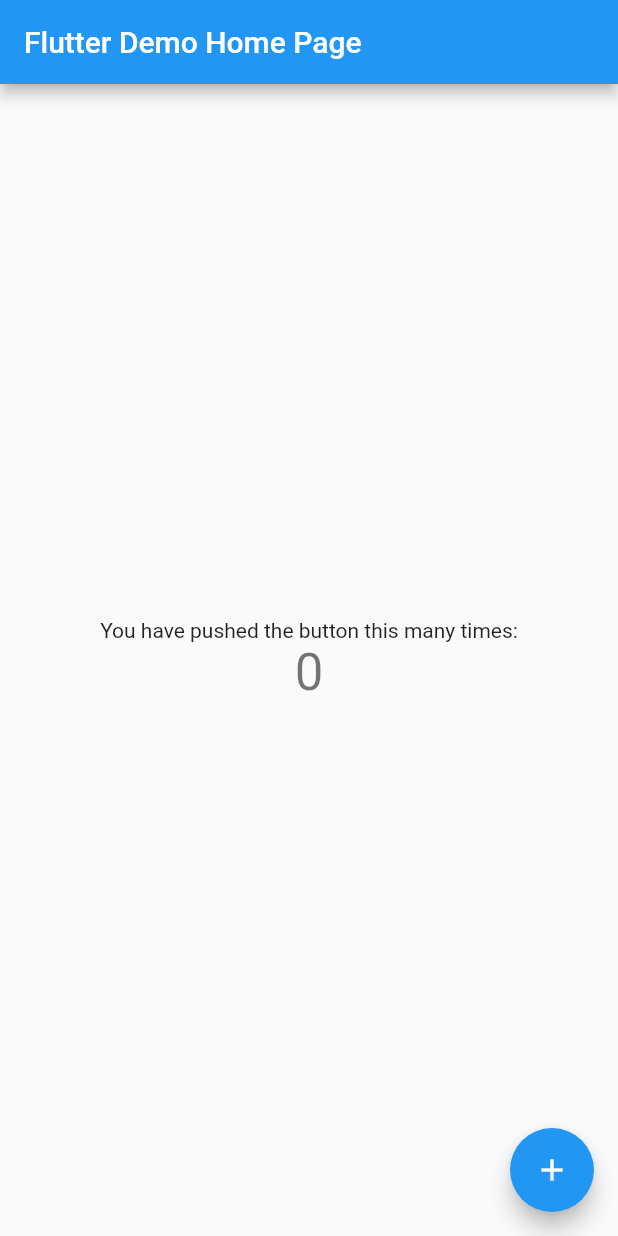
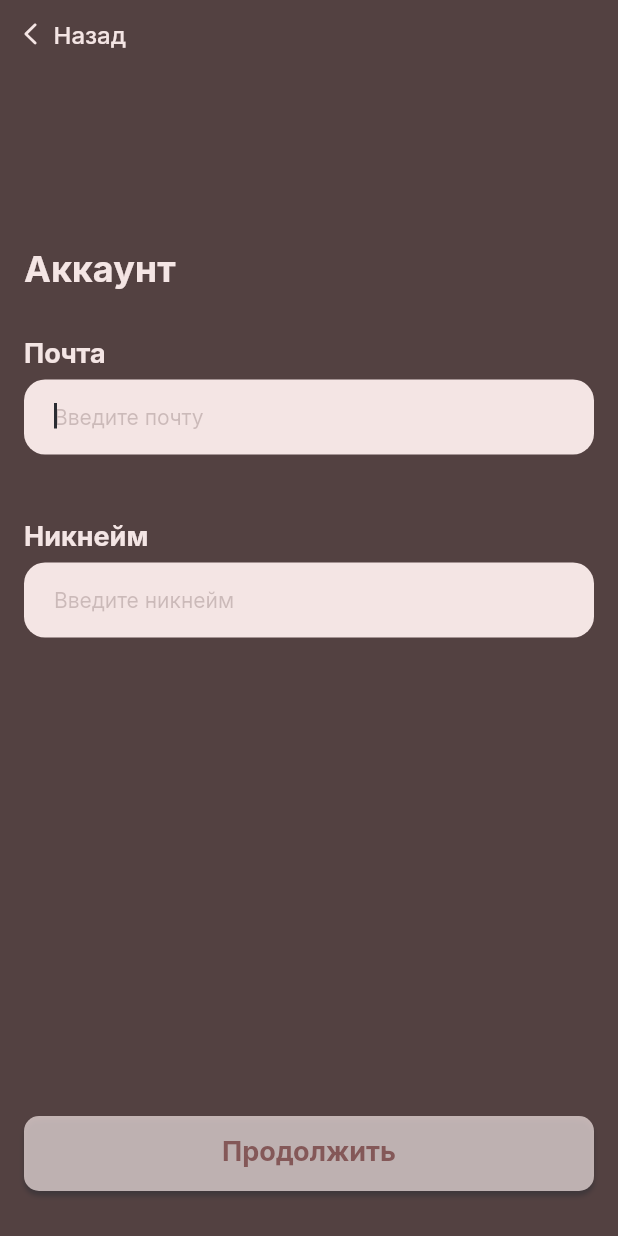
Before and after one commit to Sugarhl/CursedWork, a Flutter app: the screen it shows after launch, on a phone screen of 412 x 824 dp. Run offline on Flutter 3.47's test engine with Material 2 defaults, Android fonts, the phone set to English and light mode, and no system bars; our stand-ins replace flutter_svg, google_fonts, mask_text_input_formatter; project files that could hold a hidden picture were left out.

Commit message:
base widget and first register page

```diff
--- a/analysis_options.yaml
+++ b/analysis_options.yaml
@@ -12,7 +12,7 @@ linter:
     - avoid_annotating_with_dynamic
     - avoid_bool_literals_in_conditional_expressions
     - avoid_catching_errors
-    - avoid_classes_with_only_static_members
+#    - avoid_classes_with_only_static_members
     - avoid_double_and_int_checks
     - avoid_dynamic_calls
     - avoid_empty_else
--- a/lib/main.dart
+++ b/lib/main.dart
@@ -1,3 +1,4 @@
+import 'package:cursed_work/pages/registration/account_page.dart';
 import 'package:flutter/material.dart';
 
 void main() {
@@ -7,71 +8,16 @@ void main() {
 class MyApp extends StatelessWidget {
   const MyApp({Key? key}) : super(key: key);
 
-  // This widget is the root of your application.
+  // final _appRouter = AppRouter();
+
   @override
   Widget build(BuildContext context) {
     return MaterialApp(
       title: 'Flutter Demo',
       theme: ThemeData(
-        // This is the theme of your application.
-        //
-        // Try running your application with "flutter run". You'll see the
-        // application has a blue toolbar. Then, without quitting the app, try
-        // changing the primarySwatch below to Colors.green and then invoke
-        // "hot reload" (press "r" in the console where you ran "flutter run",
-        // or simply save your changes to "hot reload" in a Flutter IDE).
-        // Notice that the counter didn't reset back to zero; the application
-        // is not restarted.
         primarySwatch: Colors.blue,
       ),
-      home: const MyHomePage(title: 'Flutter Demo Home Page'),
+      home: const AccountPage(),
     );
   }
 }
-
-class MyHomePage extends StatefulWidget {
-  const MyHomePage({Key? key, required this.title}) : super(key: key);
-
-  final String title;
-
-  @override
-  State<MyHomePage> createState() => _MyHomePageState();
-}
-
-class _MyHomePageState extends State<MyHomePage> {
-  int _counter = 0;
-
-  void _incrementCounter() {
-    setState(() {
-      _counter++;
-    });
-  }
-
-  @override
-  Widget build(BuildContext context) {
-    return Scaffold(
-      appBar: AppBar(
-        title: Text(widget.title),
-      ),
-      body: Center(
-        child: Column(
-          mainAxisAlignment: MainAxisAlignment.center,
-          children: <Widget>[
-            const Text(
-              'You have pushed the button this many times:',
-            ),
-            Text(
-              '$_counter',
-              style: Theme.of(context).textTheme.headline4,
-            ),
-          ],
-        ),
-      ),
-      floatingActionButton: FloatingActionButton(
-        onPressed: _incrementCounter,
-        tooltip: 'Increment',
-        child: const Icon(Icons.add),
-      ),
-    );
-  }
-}
--- a/lib/pages/registration/account_page.dart
+++ b/lib/pages/registration/account_page.dart
@@ -0,0 +1,75 @@
+import 'package:cursed_work/utils/ui_kit.dart';
+import 'package:cursed_work/widgets/input_field.dart';
+import 'package:cursed_work/widgets/main_button.dart';
+import 'package:cursed_work/widgets/top_bar.dart';
+import 'package:flutter/material.dart';
+
+class AccountPage extends StatefulWidget {
+  const AccountPage({Key? key}) : super(key: key);
+
+  @override
+  AccountPageState createState() => AccountPageState();
+}
+
+class AccountPageState extends State<AccountPage> {
+  TextEditingController emailController = TextEditingController();
+  TextEditingController nicknameController = TextEditingController();
+
+  @override
+  void initState() {
+    super.initState();
+  }
+
+  @override
+  Widget build(BuildContext context) {
+    return Scaffold(
+      backgroundColor: AppColors.dark,
+      body: SafeArea(
+        child: Padding(
+          padding: const EdgeInsets.symmetric(horizontal: 16),
+          child: Column(
+            mainAxisSize: MainAxisSize.min,
+            crossAxisAlignment: CrossAxisAlignment.start,
+            children: [
+              TopBar(leftAction: () {}),
+              const SizedBox(height: 113),
+              Text('Аккаунт', style: AppTextStyles.heading2()),
+              const SizedBox(height: 34),
+              InputField(
+                label: 'Почта',
+                hintText: 'Введите почту',
+                controller: emailController,
+                focus: true,
+                onChanged: (s) {
+                  setState(() {});
+                },
+              ),
+              const SizedBox(height: 47),
+              InputField(
+                label: 'Никнейм',
+                hintText: 'Введите никнейм',
+                controller: nicknameController,
+                focus: true,
+                onChanged: (s) {
+                  setState(() {});
+                },
+              ),
+              const Spacer(),
+              AppButton(
+                onTap: () async {
+                  // if (controller.text.isNotEmpty) {
+                  //   settings.initProfile();
+                  //   await context.navigateTo(UserPreferencesRouter());
+                  // }
+                },
+                unlocked: emailController.text.isNotEmpty &&
+                    nicknameController.text.isNotEmpty,
+              ),
+              const SizedBox(height: 30),
+            ],
+          ),
+        ),
+      ),
+    );
+  }
+}
--- /dev/null
+++ b/lib/utils/bound.dart
@@ -0,0 +1,6 @@
+final DateTime leftBound = DateTime(1970);
+final DateTime rightBound = DateTime(
+  DateTime.now().year - 14,
+  DateTime.now().month,
+  DateTime.now().day,
+);
--- /dev/null
+++ b/lib/utils/ui_kit.dart
@@ -0,0 +1,132 @@
+import 'package:flutter/material.dart';
+import 'package:google_fonts/google_fonts.dart';
+
+abstract class AppTextStyles {
+  static TextStyle heading1({
+    double fontSize = 36.0,
+    FontWeight fontWeight = FontWeight.w700,
+    double height = 43.57 / 36.0,
+    Color color = const Color(0xff2B2D33),
+  }) =>
+      GoogleFonts.inter(
+        fontSize: fontSize,
+        fontWeight: fontWeight,
+        height: height,
+        color: color,
+      );
+
+  static TextStyle heading2({
+    double fontSize = 24.0,
+    FontWeight fontWeight = FontWeight.w700,
+    double height = 29.05 / 24.0,
+    Color color = AppColors.light,
+  }) =>
+      GoogleFonts.inter(
+        fontSize: fontSize,
+        fontWeight: fontWeight,
+        height: height,
+        color: color,
+      );
+
+  static TextStyle button1({
+    double fontSize = 18.0,
+    FontWeight fontWeight = FontWeight.w700,
+    double height = 18.0 / 18.0,
+    Color color = const Color(0xff2B2D33),
+  }) =>
+      GoogleFonts.inter(
+        fontSize: fontSize,
+        fontWeight: fontWeight,
+        height: height,
+        color: color,
+      );
+
+  static TextStyle bigText({
+    double fontSize = 18.0,
+    FontWeight fontWeight = FontWeight.w400,
+    double height = 18.0 / 18.0,
+    Color color = const Color(0xff2B2D33),
+  }) =>
+      GoogleFonts.inter(
+        fontSize: fontSize,
+        fontWeight: fontWeight,
+        height: height,
+        color: color,
+      );
+
+  static TextStyle button2({
+    double fontSize = 16.0,
+    FontWeight fontWeight = FontWeight.w500,
+    double height = 19.36 / 16.0,
+    Color color = AppColors.light,
+  }) =>
+      GoogleFonts.inter(
+        fontSize: fontSize,
+        fontWeight: fontWeight,
+        height: height,
+        color: color,
+      );
+
+  static TextStyle mainText({
+    double fontSize = 14.0,
+    FontWeight fontWeight = FontWeight.w400,
+    double height = 16.94 / 14.0,
+    Color color = const Color(0xff2B2D33),
+  }) =>
+      GoogleFonts.inter(
+        fontSize: fontSize,
+        fontWeight: fontWeight,
+        height: height,
+        color: color,
+      );
+
+  static TextStyle smallText({
+    double fontSize = 12.0,
+    FontWeight fontWeight = FontWeight.w500,
+    double height = 14.52 / 12.0,
+    Color color = const Color(0xff2B2D33),
+  }) =>
+      GoogleFonts.inter(
+        fontSize: fontSize,
+        fontWeight: fontWeight,
+        height: height,
+        color: color,
+      );
+
+  static TextStyle input({
+    double fontSize = 12.0,
+    FontWeight fontWeight = FontWeight.w400,
+    double height = 14.52 / 12.0,
+    Color color = const Color(0xff2B2D33),
+  }) =>
+      GoogleFonts.inter(
+        fontSize: fontSize,
+        fontWeight: fontWeight,
+        height: height,
+        color: color,
+      );
+
+  static TextStyle inter({
+    double fontSize = 10.0,
+    FontWeight fontWeight = FontWeight.w400,
+    double height = 12.1 / 10,
+    Color color = const Color(0xff2B2D33),
+  }) =>
+      GoogleFonts.inter(
+        fontSize: fontSize,
+        fontWeight: fontWeight,
+        height: height,
+        color: color,
+      );
+}
+
+abstract class AppColors {
+  static const Color light = Color(0xffF4E5E4);
+  static const Color white = Color(0xffFFFFFF);
+  static const Color red = Color(0xff845858);
+  static const Color dark = Color(0xff534141);
+  static const Color hintText = Color(0x445C4343);
+  static const Color black = Color(0xff2B2D33);
+  static const Color orange = Color(0xffEB916B);
+// static const Color cardShadow = Color(0x40003482);
+}
--- /dev/null
+++ b/lib/widgets/input_field.dart
@@ -0,0 +1,133 @@
+import 'package:cursed_work/utils/bound.dart';
+import 'package:cursed_work/utils/ui_kit.dart';
+import 'package:flutter/material.dart';
+import 'package:flutter/services.dart';
+import 'package:flutter_svg/svg.dart';
+import 'package:intl/intl.dart';
+import 'package:mask_text_input_formatter/mask_text_input_formatter.dart';
+
+class InputField extends StatelessWidget {
+  InputField({
+    required this.label,
+    required this.hintText,
+    required this.controller,
+    this.focus = false,
+    this.onChanged,
+    Key? key,
+    this.height,
+    this.contentPadding,
+    this.keyboardType,
+    this.inputFormatters,
+    this.enabled = true,
+    this.datePicker = false,
+    this.errorString,
+  }) : super(key: key);
+
+  final String label;
+  final String? errorString;
+  final String? hintText;
+  final double? height;
+  final EdgeInsets? contentPadding;
+  final bool focus;
+  final ValueChanged<String>? onChanged;
+  final TextEditingController controller;
+  final TextInputType? keyboardType;
+  final List<TextInputFormatter>? inputFormatters;
+  final bool enabled;
+  final bool datePicker;
+
+  DateTime _date = DateTime.now();
+  final _dateFormatter = MaskTextInputFormatter(
+    mask: '##.##.####',
+    filter: {'#': RegExp('[0-9]')},
+  );
+
+  @override
+  Widget build(BuildContext context) {
+    return Column(
+      children: [
+        Padding(
+          padding: const EdgeInsets.only(bottom: 7),
+          child: Row(
+            children: [
+              Text(
+                label,
+                style: AppTextStyles.button1().copyWith(color: AppColors.light),
+              ),
+              const Spacer(),
+              if (errorString != null)
+                Text(
+                  errorString!,
+                  style:
+                      AppTextStyles.button1().copyWith(color: AppColors.orange),
+                ),
+            ],
+          ),
+        ),
+        Container(
+          height: height ?? 50,
+          decoration: BoxDecoration(
+            borderRadius: BorderRadius.circular(14),
+            color: AppColors.light,
+          ),
+          child: TextField(
+            enabled: enabled,
+            autofocus: focus,
+            controller: controller,
+            cursorColor: AppColors.black,
+            keyboardType: keyboardType,
+            decoration: InputDecoration(
+              contentPadding: contentPadding ??
+                  const EdgeInsets.symmetric(vertical: 16, horizontal: 20),
+              isDense: true,
+              hintText: hintText,
+              hintStyle:
+                  AppTextStyles.mainText().copyWith(color: AppColors.hintText),
+              border: InputBorder.none,
+              suffixIcon: buildDatePicker(context),
+            ),
+            style: AppTextStyles.mainText(),
+            onChanged: onChanged,
+            inputFormatters: datePicker ? [_dateFormatter] : inputFormatters,
+            onEditingComplete: () {
+              final currentFocus = FocusScope.of(context);
+              if (!currentFocus.hasPrimaryFocus && !focus) {
+                currentFocus.unfocus();
+              }
+            },
+          ),
+        ),
+      ],
+    );
+  }
+
+  IconButton? buildDatePicker(BuildContext context) {
+    if (datePicker) {
+      return IconButton(
+        icon: SvgPicture.asset(
+          'assets/calendar.svg',
+          width: 17,
+          height: 17,
+        ),
+        padding: const EdgeInsets.only(right: 17, top: 17, bottom: 17),
+        splashRadius: 15,
+        onPressed: () {
+          showDatePicker(
+            context: context,
+            initialDate: DateTime(2000),
+            firstDate: leftBound,
+            lastDate: rightBound,
+          ).then((date) {
+            _date = date!;
+            final _day = NumberFormat('00').format(_date.day);
+            final _month = NumberFormat('00').format(_date.month);
+            final _year = NumberFormat('0000').format(_date.year);
+            final dateLabel = '$_day.$_month.$_year';
+            controller.text = dateLabel;
+          });
+        },
+      );
+    }
+    return null;
+  }
+}
--- /dev/null
+++ b/lib/widgets/main_button.dart
@@ -0,0 +1,100 @@
+import 'package:cursed_work/utils/ui_kit.dart';
+import 'package:flutter/material.dart';
+
+class AppButton extends StatefulWidget {
+  const AppButton({
+    this.text = 'Продолжить',
+    required this.onTap,
+    required this.unlocked,
+    Key? key,
+    this.height = 50,
+  }) : super(key: key);
+
+  final String text;
+  final double height;
+  final VoidCallback onTap;
+  final bool unlocked;
+
+  @override
+  State<AppButton> createState() => _AppButtonState();
+}
+
+class _AppButtonState extends State<AppButton> with TickerProviderStateMixin {
+  late AnimationController _animationController;
+
+  double get scale => 1 - _animationController.value;
+
+  @override
+  void initState() {
+    _animationController = AnimationController(
+      duration: const Duration(milliseconds: 50),
+      vsync: this,
+      lowerBound: 0,
+      upperBound: 0.1,
+    )..addListener(() {
+        setState(() {});
+      });
+    super.initState();
+  }
+
+  @override
+  void dispose() {
+    _animationController.dispose();
+    super.dispose();
+  }
+
+  @override
+  Widget build(BuildContext context) {
+    return GestureDetector(
+      onTap: () {
+        if (widget.unlocked) {
+          widget.onTap.call();
+        }
+      },
+      onTapCancel: onTapCancel,
+      onTapUp: onTapUp,
+      onTapDown: onTapDown,
+      child: Transform.scale(
+        scale: scale,
+        child: Container(
+          height: widget.height,
+          decoration: BoxDecoration(
+            color: widget.unlocked
+                ? AppColors.red
+                : AppColors.light.withOpacity(0.7),
+            borderRadius: BorderRadius.circular(10),
+            boxShadow: [
+              BoxShadow(
+                color: AppColors.black.withOpacity(0.5),
+                offset: const Offset(0, 3),
+                blurRadius: 2,
+              )
+            ],
+          ),
+          child: Center(
+            child: Text(
+              widget.text,
+              style: AppTextStyles.button1().copyWith(
+                color: widget.unlocked ? AppColors.white : AppColors.red,
+              ),
+            ),
+          ),
+        ),
+      ),
+    );
+  }
+
+  void onTapUp(TapUpDetails details) {
+    _animationController.reverse();
+  }
+
+  void onTapDown(TapDownDetails details) {
+    if (widget.unlocked) {
+      _animationController.forward();
+    }
+  }
+
+  void onTapCancel() {
+    _animationController.forward();
+  }
+}
--- /dev/null
+++ b/lib/widgets/top_bar.dart
@@ -0,0 +1,87 @@
+import 'package:cursed_work/utils/ui_kit.dart';
+import 'package:flutter/material.dart';
+import 'package:flutter_svg/flutter_svg.dart';
+
+class TopBar extends StatelessWidget {
+  const TopBar({
+    this.leftLabel = 'Назад',
+    this.centerLabel = '',
+    required this.leftAction,
+    this.rightAction,
+    Key? key,
+    this.centerStyle,
+    this.rightWidget,
+    this.disableCurve = false,
+  }) : super(key: key);
+
+  final String leftLabel;
+  final String centerLabel;
+  final VoidCallback? leftAction;
+  final VoidCallback? rightAction;
+
+  final TextStyle? centerStyle;
+  final Widget? rightWidget;
+  final bool disableCurve;
+
+  @override
+  Widget build(BuildContext context) {
+    return Container(
+      color: Colors.transparent,
+      height: 52,
+      child: Column(
+        children: [
+          const SizedBox(height: 13),
+          Stack(
+            children: [
+              Row(
+                children: [
+                  GestureDetector(
+                    behavior: HitTestBehavior.translucent,
+                    onTap: leftAction,
+                    child: SizedBox(
+                      child: Row(
+                        children: [
+                          if (!disableCurve)
+                            SizedBox(
+                              width: 9,
+                              height: 15.59,
+                              child: SvgPicture.asset(
+                                'assets/backward_mark.svg',
+                                color: AppColors.light,
+                                fit: BoxFit.fitWidth,
+                              ),
+                            ),
+                          if (!disableCurve) const SizedBox(width: 10.68),
+                          Text(
+                            leftLabel,
+                            style: AppTextStyles.button2(),
+                          ),
+                          const SizedBox(width: 10)
+                        ],
+                      ),
+                    ),
+                  ),
+                  const Spacer(),
+                  GestureDetector(
+                    behavior: HitTestBehavior.translucent,
+                    onTap: rightAction,
+                    child: rightWidget ?? const SizedBox.shrink(),
+                  ),
+                ],
+              ),
+              Positioned.fill(
+                child: Align(
+                  alignment: Alignment.topCenter,
+                  child: Text(
+                    centerLabel,
+                    style: centerStyle ?? AppTextStyles.button2(),
+                  ),
+                ),
+              ),
+            ],
+          ),
+        ],
+      ),
+    );
+  }
+}
```
Also changed, not shown: pubspec.yaml (+6 -1 lines), assets/backward_mark.svg (added), assets/calendar.svg (added), lib/controllers/registration_controller.dart (added), pubspec.lock.
